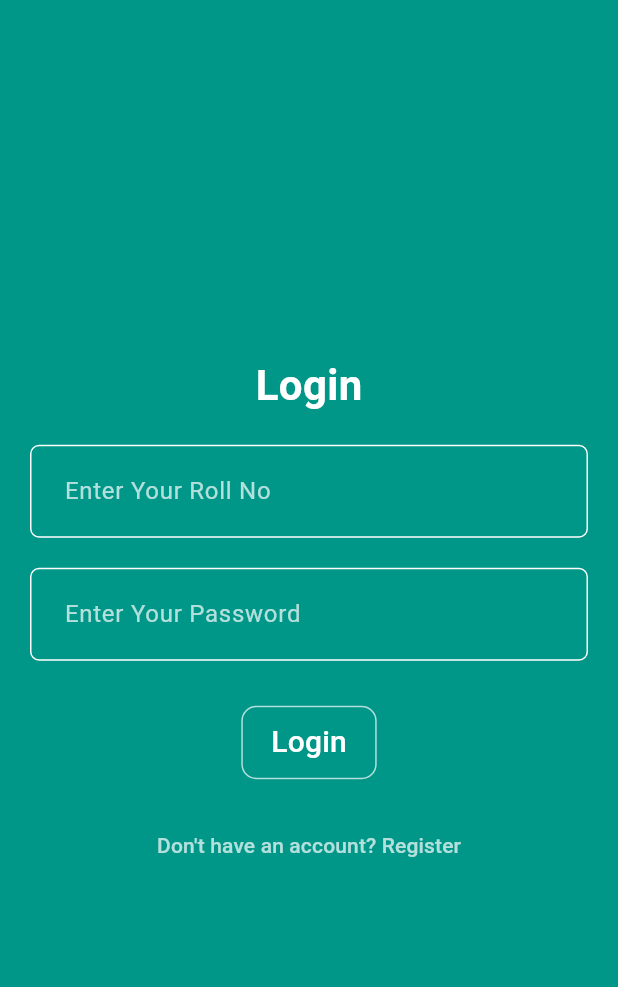
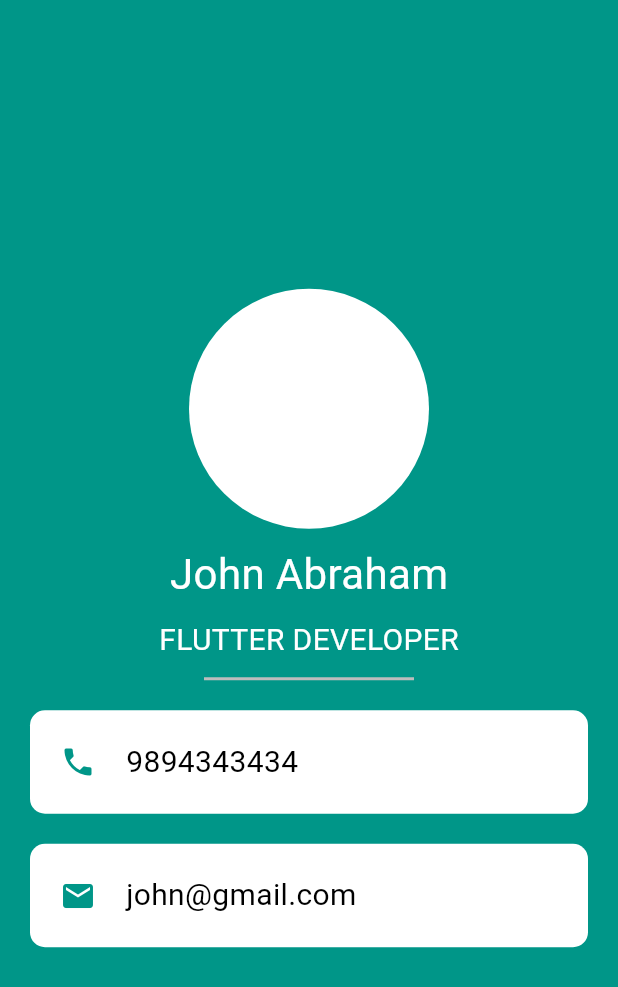
Before and after one commit to Abhinav-K-E/flutter_qr_app, a Flutter app: the screen it shows after launch, on a phone screen of 412 x 824 dp. Shown: the top 987 px of the screen. Run offline on Flutter 3.47's test engine with Material 3 defaults, Android fonts, the phone set to English and light mode, and no system bars; our stand-ins replace qr_flutter; missing offline and left inert: mobile_scanner.

Commit message:
profile-added

```diff
--- a/lib/main.dart
+++ b/lib/main.dart
@@ -1,5 +1,6 @@
 import 'package:flutter/material.dart';
-import 'package:login_ui_flutter/login_screen.dart';
+// import 'package:login_ui_flutter/login_screen.dart';
+import 'package:login_ui_flutter/profile_screen.dart';
 
 void main() {
   runApp(const MyApp());
@@ -17,6 +18,6 @@ class _MyAppState extends State<MyApp> {
   Widget build(BuildContext context) {
     return const SafeArea(
         child: MaterialApp(
-            debugShowCheckedModeBanner: false, home: LoginScreen()));
+            debugShowCheckedModeBanner: false, home: Profile_Screen()));
   }
 }
--- /dev/null
+++ b/lib/profile_screen.dart
@@ -0,0 +1,101 @@
+import 'package:flutter/material.dart';
+
+class Profile_Screen extends StatelessWidget {
+  const Profile_Screen({super.key});
+
+  @override
+  Widget build(BuildContext context) {
+    return Scaffold(
+      body: Container(
+        color: Colors.teal,
+        child: Column(
+          mainAxisAlignment: MainAxisAlignment.center,
+          crossAxisAlignment: CrossAxisAlignment.center,
+          children: [
+            CircleAvatar(
+              radius: 80,
+              backgroundColor: Colors.white,
+            ),
+            Container(
+              padding: EdgeInsets.symmetric(vertical: 10),
+              child: Text(
+                'John Abraham',
+                style: TextStyle(
+                  color: Colors.white,
+                  fontSize: 28,
+                ),
+              ),
+            ),
+            Container(
+              child: Text(
+                'FLUTTER DEVELOPER',
+                style: TextStyle(
+                  color: Colors.white,
+                  fontSize: 20,
+                ),
+              ),
+            ),
+            Container(
+              margin: EdgeInsets.only(top: 10),
+              width: 140,
+              height: 2,
+              color: Color.fromARGB(255, 189, 189, 189),
+            ),
+            Container(
+              padding: EdgeInsets.all(20),
+              margin: EdgeInsets.all(20),
+              decoration: BoxDecoration(
+                color: Colors.white,
+                borderRadius: BorderRadius.circular(10),
+              ),
+              child: Row(
+                children: [
+                  Icon(
+                    Icons.phone,
+                    color: Colors.teal,
+                  ),
+                  SizedBox(
+                    width: 20,
+                  ),
+                  Text(
+                    '9894343434',
+                    style: TextStyle(
+                      color: Colors.black,
+                      fontSize: 20,
+                    ),
+                  )
+                ],
+              ),
+            ),
+            Container(
+              padding: EdgeInsets.all(20),
+              margin: EdgeInsets.symmetric(horizontal: 20),
+              decoration: BoxDecoration(
+                color: Colors.white,
+                borderRadius: BorderRadius.circular(10),
+              ),
+              child: Row(
+                children: [
+                  Icon(
+                    Icons.mail,
+                    color: Colors.teal,
+                  ),
+                  SizedBox(
+                    width: 20,
+                  ),
+                  Text(
+                    'john@gmail.com',
+                    style: TextStyle(
+                      color: Colors.black,
+                      fontSize: 20,
+                    ),
+                  )
+                ],
+              ),
+            )
+          ],
+        ),
+      ),
+    );
+  }
+}
--- a/lib/scan_screen.dart
+++ b/lib/scan_screen.dart
@@ -6,7 +6,8 @@ class ScanScreen extends StatelessWidget {
 
   @override
   Widget build(BuildContext context) {
-    return Container(
+    return Scaffold(
+      body: Container(
         color: Colors.teal,
         alignment: Alignment.center,
         child: Container(
@@ -18,7 +19,10 @@ class ScanScreen extends StatelessWidget {
           child: MobileScanner(
             fit: BoxFit.cover,
             allowDuplicates: false,
-          onDetect: (barcode, argu) {},
+            onDetect: (barcode, argu) {
+              print(barcode.rawValue);
+            },
+          ),
         ),
       ),
     );
```
Lines whose indentation alone changed are shown as unchanged.
